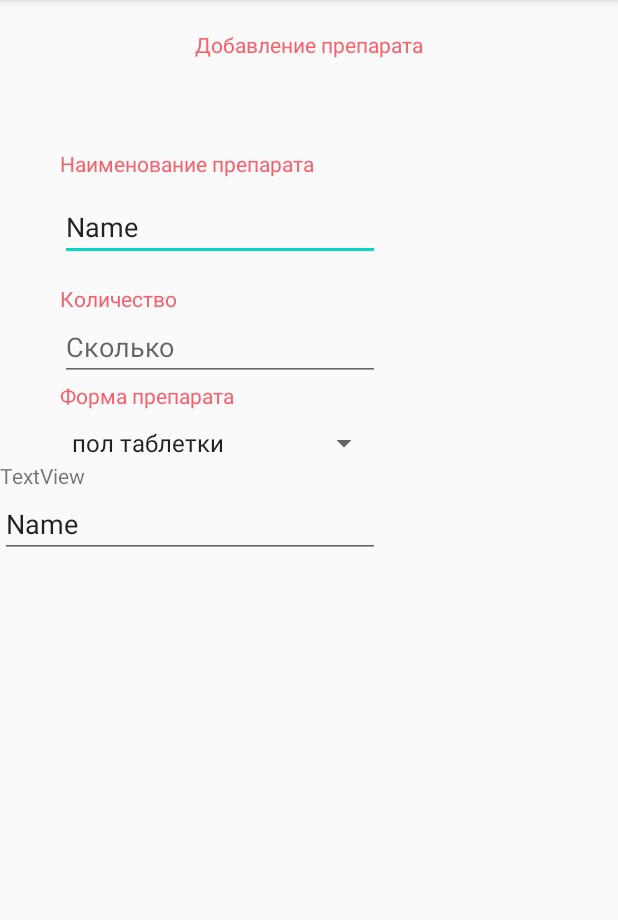
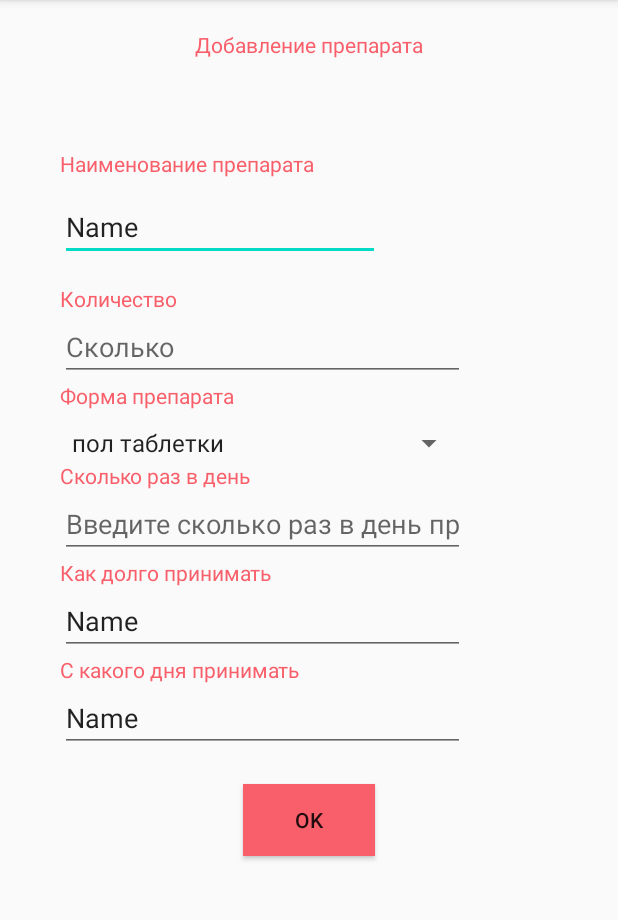
Before and after one commit to Zerxgm/TakingPills, an Android app: the AddDrags screen opened directly, with no data from a screen before it, on a phone screen of 412 x 824 dp, the part 84-1004 px from its top. Run offline under Robolectric (Android 15) with nearby library versions, the phone set to English and light mode, and no system bars.

Commit message:
Add activity_add_drags

```diff
--- a/app/src/main/res/layout/activity_add_drags.xml
+++ b/app/src/main/res/layout/activity_add_drags.xml
@@ -1,6 +1,9 @@
 <?xml version="1.0" encoding="utf-8"?>
 <androidx.constraintlayout.widget.ConstraintLayout
-    xmlns:android="http://schemas.android.com/apk/res/android" android:layout_width="match_parent"
+    xmlns:android="http://schemas.android.com/apk/res/android"
+    xmlns:app="http://schemas.android.com/apk/res-auto"
+    xmlns:tools="http://schemas.android.com/tools"
+    android:layout_width="match_parent"
     android:layout_height="match_parent">
 
     <LinearLayout
@@ -51,24 +54,24 @@
 
             <TableLayout
                 android:layout_width="match_parent"
-                android:layout_height="match_parent">
+                android:layout_height="333dp">
 
                 <TableRow
                     android:layout_width="match_parent"
-                    android:layout_height="match_parent" >
+                    android:layout_height="match_parent">
 
                     <TextView
                         android:id="@+id/quantity"
                         android:layout_width="wrap_content"
                         android:layout_height="wrap_content"
                         android:layout_marginLeft="40dp"
-                        android:textColor="@color/colorTopic"
-                        android:text="@string/quantity" />
+                        android:text="@string/quantity"
+                        android:textColor="@color/colorTopic" />
                 </TableRow>
 
                 <TableRow
                     android:layout_width="match_parent"
-                    android:layout_height="match_parent" >
+                    android:layout_height="match_parent">
 
                     <EditText
                         android:id="@+id/quantity_of_drags"
@@ -76,26 +79,26 @@
                         android:layout_height="wrap_content"
                         android:layout_marginLeft="40dp"
                         android:ems="10"
-                        android:inputType="textPersonName"
-                        android:hint="@string/how_match" />
+                        android:hint="@string/how_match"
+                        android:inputType="textPersonName" />
                 </TableRow>
 
                 <TableRow
                     android:layout_width="match_parent"
-                    android:layout_height="match_parent" >
+                    android:layout_height="match_parent">
 
                     <TextView
                         android:id="@+id/type_of_dgars"
                         android:layout_width="wrap_content"
                         android:layout_height="wrap_content"
                         android:layout_marginLeft="40dp"
-                        android:textColor="@color/colorTopic"
-                        android:text="@string/type_of_drags" />
+                        android:text="@string/type_of_drags"
+                        android:textColor="@color/colorTopic" />
                 </TableRow>
 
                 <TableRow
                     android:layout_width="match_parent"
-                    android:layout_height="match_parent" >
+                    android:layout_height="match_parent">
 
                     <Spinner
                         android:id="@+id/spinner"
@@ -108,29 +111,95 @@
 
                 <TableRow
                     android:layout_width="match_parent"
-                    android:layout_height="match_parent" >
+                    android:layout_height="match_parent">
 
                     <TextView
-                        android:id="@+id/textView6"
+                        android:id="@+id/how_many_times_a_day"
                         android:layout_width="wrap_content"
                         android:layout_height="wrap_content"
-                        android:text="TextView" />
+                        android:layout_marginLeft="40dp"
+                        android:text="@string/how_many_time_a_day"
+                        android:textColor="@color/colorTopic" />
                 </TableRow>
 
                 <TableRow
                     android:layout_width="match_parent"
-                    android:layout_height="match_parent" >
+                    android:layout_height="match_parent">
 
                     <EditText
                         android:id="@+id/editText4"
+                        android:layout_width="270dp"
+                        android:layout_height="wrap_content"
+                        android:layout_marginLeft="40dp"
+                        android:ems="10"
+                        android:hint="@string/hint_how_many_time_a_day"
+                        android:inputType="textPersonName" />
+                </TableRow>
+
+                <TableRow
+                    android:layout_width="match_parent"
+                    android:layout_height="match_parent">
+
+                    <TextView
+                        android:id="@+id/how_long_to_take"
                         android:layout_width="wrap_content"
                         android:layout_height="wrap_content"
+                        android:layout_marginLeft="40dp"
+                        android:text="@string/how_long_to_take"
+                        android:textColor="@color/colorTopic" />
+                </TableRow>
+
+                <TableRow
+                    android:layout_width="match_parent"
+                    android:layout_height="match_parent">
+
+                    <EditText
+                        android:id="@+id/editText5"
+                        android:layout_width="wrap_content"
+                        android:layout_height="wrap_content"
+                        android:layout_marginLeft="40dp"
+                        android:ems="10"
+                        android:inputType="textPersonName"
+                        android:text="Name" />
+                </TableRow>
+
+                <TableRow
+                    android:layout_width="match_parent"
+                    android:layout_height="match_parent">
+
+                    <TextView
+                        android:id="@+id/from_what_day_to_take"
+                        android:layout_width="wrap_content"
+                        android:layout_height="wrap_content"
+                        android:layout_marginLeft="40dp"
+                        android:text="@string/from_what_day_to_take"
+                        android:textColor="@color/colorTopic" />
+                </TableRow>
+
+                <TableRow
+                    android:layout_width="match_parent"
+                    android:layout_height="match_parent">
+
+                    <EditText
+                        android:id="@+id/editText6"
+                        android:layout_width="wrap_content"
+                        android:layout_height="wrap_content"
+                        android:layout_marginLeft="40dp"
                         android:ems="10"
                         android:inputType="textPersonName"
                         android:text="Name" />
                 </TableRow>
             </TableLayout>
 
+            <Button
+                android:id="@+id/button_ok"
+                android:layout_width="wrap_content"
+                android:layout_height="wrap_content"
+                android:layout_gravity="center"
+                android:background="@color/colorBtn"
+                android:text="@string/btn_ok" />
         </LinearLayout>
+
     </LinearLayout>
+
 </androidx.constraintlayout.widget.ConstraintLayout>
--- a/app/src/main/res/layout/activity_add_patient.xml
+++ b/app/src/main/res/layout/activity_add_patient.xml
@@ -81,6 +81,7 @@
             android:layout_height="wrap_content"
             android:layout_gravity="center"
             android:layout_marginTop="250dp"
+            android:background="@color/colorBtn"
             android:text="@string/btn_continue" />
     </LinearLayout>
 
--- a/app/src/main/res/values/strings.xml
+++ b/app/src/main/res/values/strings.xml
@@ -29,5 +29,12 @@
         <item>ампула</item>
     </string-array>
 
+    <string name="how_many_time_a_day">Сколько раз в день</string>
+    <string name="hint_how_many_time_a_day">Введите сколько раз в день принимать перпарат</string>
+    <string name="how_long_to_take">Как долго принимать</string>
+    <string name="how_long_to_take">Как долго принимать</string>
+    <string name="from_what_day_to_take">С какого дня принимать</string>
+    <string name="btn_ok">Ok</string>
+
 
 </resources>
```
